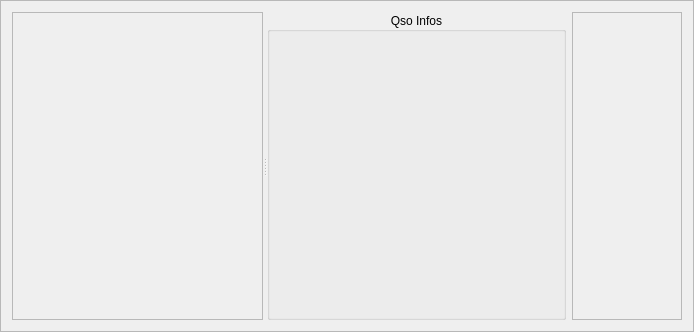
Above: gui/controlpanel.ui from dl1ksv/linpsk before the change. Below: the same form after it.
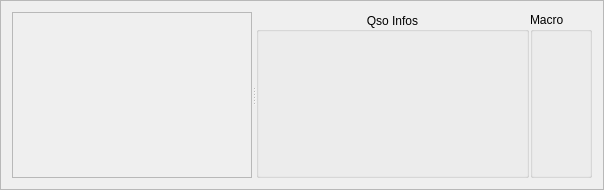
That is the form after the change. Custom widgets are drawn as their Qt base class.

Diff of the .ui file:
```diff
--- a/gui/controlpanel.ui
+++ b/gui/controlpanel.ui
@@ -6,8 +6,8 @@
    <rect>
     <x>0</x>
     <y>0</y>
-    <width>694</width>
-    <height>332</height>
+    <width>604</width>
+    <height>190</height>
    </rect>
   </property>
   <property name="windowTitle">
@@ -49,12 +49,15 @@
       </property>
      </widget>
      <widget class="QWidget" name="layoutWidget">
-      <layout class="QHBoxLayout" name="horizontalLayout" stretch="3,1">
+      <layout class="QHBoxLayout" name="horizontalLayout" stretch="2,1">
+       <property name="spacing">
+        <number>1</number>
+       </property>
        <item>
         <widget class="QSOData" name="QSO">
          <property name="minimumSize">
           <size>
-           <width>280</width>
+           <width>273</width>
            <height>0</height>
           </size>
          </property>
@@ -73,24 +76,9 @@
         </widget>
        </item>
        <item>
-        <widget class="MacroWindow" name="MacroBox">
-         <property name="minimumSize">
-          <size>
-           <width>110</width>
-           <height>0</height>
-          </size>
-         </property>
-         <property name="sizeIncrement">
-          <size>
-           <width>5</width>
-           <height>0</height>
-          </size>
-         </property>
-         <property name="frameShape">
-          <enum>QFrame::StyledPanel</enum>
-         </property>
-         <property name="frameShadow">
-          <enum>QFrame::Raised</enum>
+        <widget class="MacroControl" name="macroControl">
+         <property name="title">
+          <string>Macro</string>
          </property>
         </widget>
        </item>
@@ -117,9 +105,9 @@
    <container>1</container>
   </customwidget>
   <customwidget>
-   <class>MacroWindow</class>
-   <extends>QFrame</extends>
-   <header>macrowindow.h</header>
+   <class>MacroControl</class>
+   <extends>QGroupBox</extends>
+   <header>macrocontrol.h</header>
    <container>1</container>
   </customwidget>
  </customwidgets>
```
Left out of the diff: 5 changed lines with no effect on the pictures.
